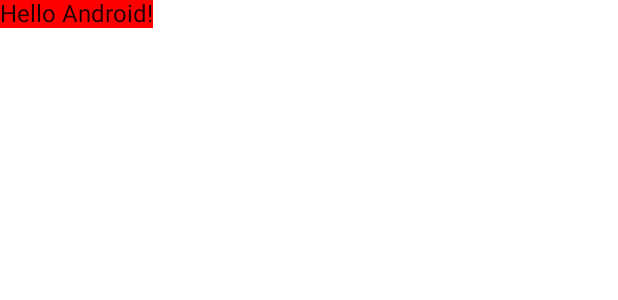
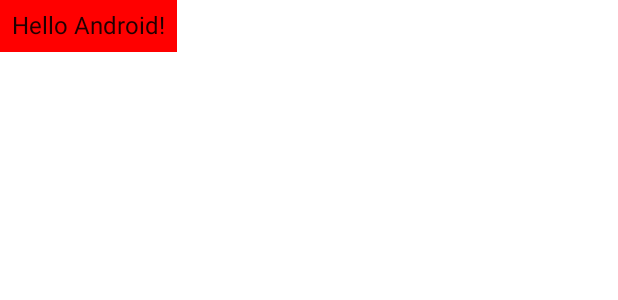
Before and after one commit to Tonnie-Dev/ComposeIntro, an Android app built with Jetpack Compose: the @Preview function DefaultPreview, on a phone screen of 412 x 824 dp. Shown: the top 300 px of the screen. Run offline under Robolectric (Android 15) with nearby library versions, the phone set to English and light mode, and no system bars.

Commit message:
Add Padding

```diff
--- a/app/src/main/java/com/uxstate/MainActivity.kt
+++ b/app/src/main/java/com/uxstate/MainActivity.kt
@@ -3,12 +3,15 @@ package com.uxstate
 import android.os.Bundle
 import androidx.activity.ComponentActivity
 import androidx.activity.compose.setContent
+import androidx.compose.foundation.layout.padding
 import androidx.compose.material.MaterialTheme
 import androidx.compose.material.Surface
 import androidx.compose.material.Text
 import androidx.compose.runtime.Composable
+import androidx.compose.ui.Modifier
 import androidx.compose.ui.graphics.Color
 import androidx.compose.ui.tooling.preview.Preview
+import androidx.compose.ui.unit.dp
 import androidx.compose.ui.unit.sp
 import com.uxstate.ui.theme.ComposeIntroTheme
 
@@ -31,7 +34,7 @@ fun Greeting(name: String) {
 
     Surface(color = Color.Red){
 
-        Text(text = "Hello $name!")
+        Text(text = "Hello $name!" ,modifier = Modifier.padding(8.dp))
     }
 
 }
```
